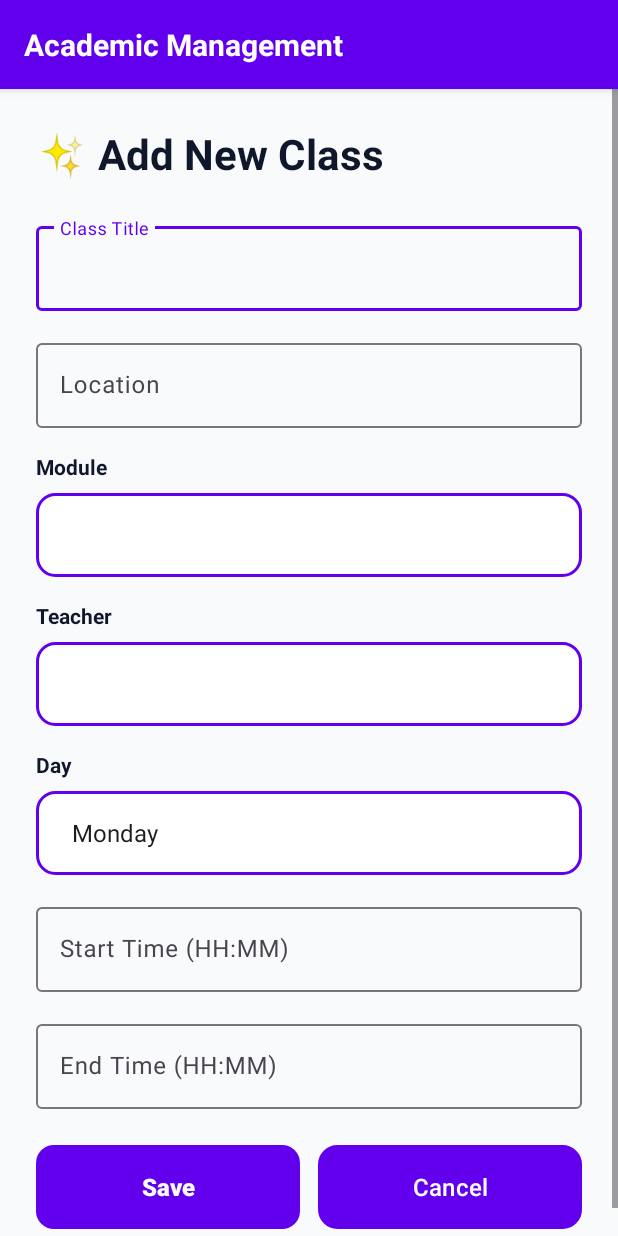
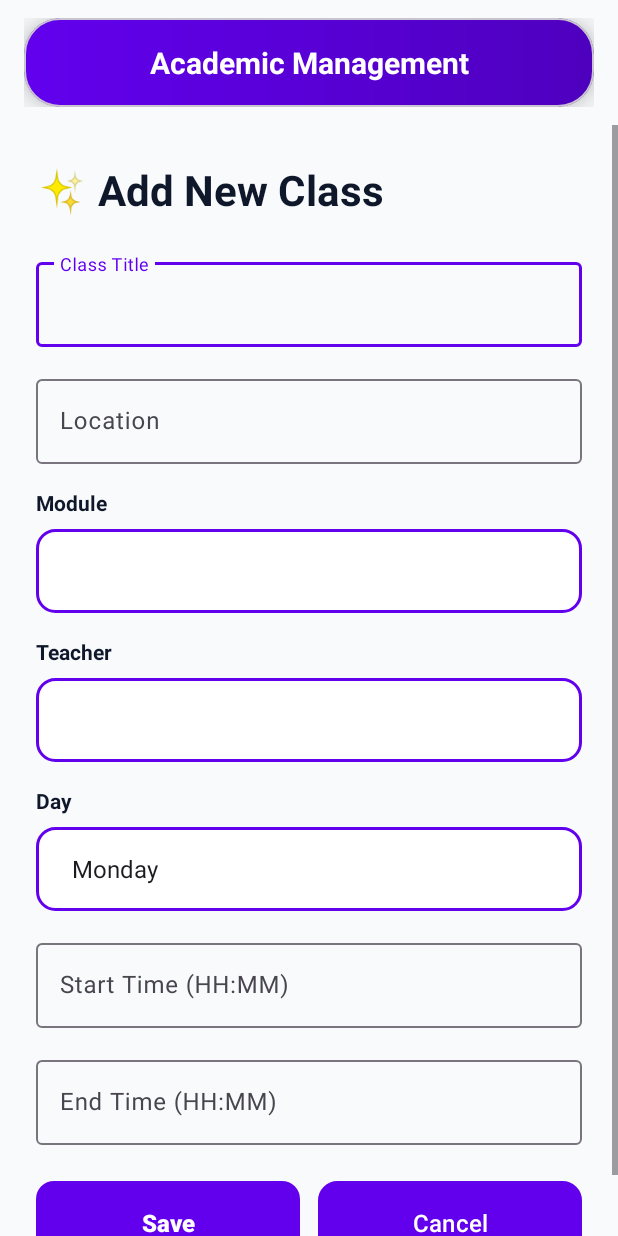
Before and after one commit to Elouahabi-Naoufal/Academic_Management_Assistant, an Android app: the screen it shows after launch (AddClassActivity), after a tap on an icon or button, on a phone screen of 412 x 824 dp. Run offline under Robolectric (Android 15) with nearby library versions, the phone set to English and light mode, and no system bars; 2 other taps on this screen came first.

Commit message:
feat: Implement Material 3 floating top bar with visual hierarchy
- Create modern floating pill-style top bar with 24dp rounded corners
- Add 12dp elevation and gradient background for premium Material 3 look
- Center school name text and increase size to 20sp for prominence
- Reduce page titles to 18sp and navigation tabs to 10sp
- Establish clear visual hierarchy: school name > page titles > nav tabs
- Apply consistent floating style across all activities with proper shadows

```diff
--- a/app/src/main/java/academic/management/assistant/AddClassActivity.java
+++ b/app/src/main/java/academic/management/assistant/AddClassActivity.java
@@ -150,15 +150,29 @@ public class AddClassActivity extends AppCompatActivity {
     }
 
     private void setupTopBar(ThemeDao themeDao) {
-        android.widget.LinearLayout topBar = findViewById(R.id.topBar);
+        android.widget.LinearLayout topBar = findViewById(R.id.topBarInner);
         android.widget.TextView schoolNameText = findViewById(R.id.schoolNameText);
 
         int accentColor = Color.parseColor(themeDao.getAccentColor());
-        GradientDrawable topBarBg = new GradientDrawable();
-        topBarBg.setShape(GradientDrawable.RECTANGLE);
-        topBarBg.setColor(accentColor);
-        topBar.setBackground(topBarBg);
+        GradientDrawable gradient = new GradientDrawable(
+            GradientDrawable.Orientation.LEFT_RIGHT,
+            new int[]{accentColor, adjustColor(accentColor, 0.8f)}
+        );
+        gradient.setCornerRadius(24 * getResources().getDisplayMetrics().density);
+        topBar.setBackground(gradient);
+
+        // Apply Material 3 floating style
+        topBar.setElevation(12f);
+        topBar.setClipToOutline(true);
 
         schoolNameText.setText(themeDao.getSchoolName());
     }
+
+    private int adjustColor(int color, float factor) {
+        int a = Color.alpha(color);
+        int r = Math.round(Color.red(color) * factor);
+        int g = Math.round(Color.green(color) * factor);
+        int b = Math.round(Color.blue(color) * factor);
+        return Color.argb(a, Math.min(r, 255), Math.min(g, 255), Math.min(b, 255));
+    }
 }
--- a/app/src/main/java/academic/management/assistant/MainActivity.java
+++ b/app/src/main/java/academic/management/assistant/MainActivity.java
@@ -156,17 +156,31 @@ public class MainActivity extends AppCompatActivity {
     }
 
     private void setupTopBar(ThemeDao themeDao) {
-        topBar = findViewById(R.id.topBar);
+        LinearLayout topBarInner = findViewById(R.id.topBarInner);
         schoolNameText = findViewById(R.id.schoolNameText);
 
-        // Apply accent color to top bar
-        GradientDrawable topBarBg = new GradientDrawable();
-        topBarBg.setShape(GradientDrawable.RECTANGLE);
-        topBarBg.setColor(accentColor);
-        topBar.setBackground(topBarBg);
+        // Apply modern floating style with gradient
+        GradientDrawable gradient = new GradientDrawable(
+            GradientDrawable.Orientation.LEFT_RIGHT,
+            new int[]{accentColor, adjustColor(accentColor, 0.8f)}
+        );
+        gradient.setCornerRadius(24 * getResources().getDisplayMetrics().density);
+        topBarInner.setBackground(gradient);
+
+        // Apply Material 3 floating style
+        topBarInner.setElevation(12f);
+        topBarInner.setClipToOutline(true);
 
         // Set school name
         schoolNameText.setText(themeDao.getSchoolName());
+    }
+
+    private int adjustColor(int color, float factor) {
+        int a = Color.alpha(color);
+        int r = Math.round(Color.red(color) * factor);
+        int g = Math.round(Color.green(color) * factor);
+        int b = Math.round(Color.blue(color) * factor);
+        return Color.argb(a, Math.min(r, 255), Math.min(g, 255), Math.min(b, 255));
     }
 
     public void updateSchoolNameInTopBar(String schoolName) {
--- a/app/src/main/res/layout/activity_main.xml
+++ b/app/src/main/res/layout/activity_main.xml
@@ -58,7 +58,7 @@
                     android:layout_width="wrap_content"
                     android:layout_height="wrap_content"
                     android:text="Home"
-                    android:textSize="11sp"
+                    android:textSize="10sp"
                     android:textColor="?attr/colorOnSurface"
                     android:layout_marginTop="4dp" />
             </LinearLayout>
@@ -83,7 +83,7 @@
                     android:layout_width="wrap_content"
                     android:layout_height="wrap_content"
                     android:text="Classes"
-                    android:textSize="11sp"
+                    android:textSize="10sp"
                     android:textColor="?attr/colorOnSurface"
                     android:layout_marginTop="4dp" />
             </LinearLayout>
@@ -108,7 +108,7 @@
                     android:layout_width="wrap_content"
                     android:layout_height="wrap_content"
                     android:text="Modules"
-                    android:textSize="11sp"
+                    android:textSize="10sp"
                     android:textColor="?attr/colorOnSurface"
                     android:layout_marginTop="4dp" />
             </LinearLayout>
@@ -133,7 +133,7 @@
                     android:layout_width="wrap_content"
                     android:layout_height="wrap_content"
                     android:text="Teachers"
-                    android:textSize="11sp"
+                    android:textSize="10sp"
                     android:textColor="?attr/colorOnSurface"
                     android:layout_marginTop="4dp" />
             </LinearLayout>
@@ -158,7 +158,7 @@
                     android:layout_width="wrap_content"
                     android:layout_height="wrap_content"
                     android:text="Settings"
-                    android:textSize="11sp"
+                    android:textSize="10sp"
                     android:textColor="?attr/colorOnSurface"
                     android:layout_marginTop="4dp" />
             </LinearLayout>
--- a/app/src/main/res/layout/fragment_dashboard.xml
+++ b/app/src/main/res/layout/fragment_dashboard.xml
@@ -18,10 +18,10 @@
         android:layout_width="wrap_content"
         android:layout_height="wrap_content"
         android:text="🎓 Dashboard"
-        android:textSize="32sp"
+        android:textSize="18sp"
         android:textStyle="bold"
         android:textColor="?attr/colorOnBackground"
-        android:layout_marginBottom="24dp" />
+        android:layout_marginBottom="16dp" />
 
     <com.google.android.material.card.MaterialCardView
         android:id="@+id/countdownCard"
--- a/app/src/main/res/layout/fragment_settings.xml
+++ b/app/src/main/res/layout/fragment_settings.xml
@@ -15,10 +15,10 @@
             android:layout_width="wrap_content"
             android:layout_height="wrap_content"
             android:text="⚙️ Settings"
-            android:textSize="32sp"
+            android:textSize="18sp"
             android:textStyle="bold"
             android:textColor="?attr/colorOnBackground"
-            android:layout_marginBottom="24dp" />
+            android:layout_marginBottom="16dp" />
 
         <com.google.android.material.card.MaterialCardView
             android:layout_width="match_parent"
--- a/app/src/main/res/layout/top_bar.xml
+++ b/app/src/main/res/layout/top_bar.xml
@@ -1,12 +1,32 @@
 <?xml version="1.0" encoding="utf-8"?>
 <LinearLayout xmlns:android="http://schemas.android.com/apk/res/android"
-    android:id="@+id/topBar"
+    xmlns:app="http://schemas.android.com/apk/res-auto"
+    android:layout_width="match_parent"
+    android:layout_height="wrap_content"
+    android:orientation="vertical"
+    android:paddingStart="16dp"
+    android:paddingEnd="16dp"
+    android:paddingTop="12dp"
+    android:paddingBottom="12dp">
+
+    <com.google.android.material.card.MaterialCardView
+        android:layout_width="match_parent"
+        android:layout_height="wrap_content"
+        app:cardElevation="12dp"
+        app:cardCornerRadius="24dp"
+        app:cardBackgroundColor="@android:color/transparent">
+
+        <LinearLayout
+            android:id="@+id/topBarInner"
             android:layout_width="match_parent"
             android:layout_height="wrap_content"
             android:orientation="horizontal"
             android:gravity="center_vertical"
-    android:padding="16dp"
-    android:elevation="4dp">
+            android:paddingStart="24dp"
+            android:paddingEnd="24dp"
+            android:paddingTop="16dp"
+            android:paddingBottom="16dp"
+            android:clipToOutline="true">
 
             <TextView
                 android:id="@+id/schoolNameText"
@@ -17,6 +37,10 @@
                 android:textSize="20sp"
                 android:textStyle="bold"
                 android:textColor="#FFFFFF"
-        android:gravity="center_vertical" />
+                android:gravity="center" />
 
         </LinearLayout>
+
+    </com.google.android.material.card.MaterialCardView>
+
+</LinearLayout>
```
Lines whose indentation alone changed are shown as unchanged.
